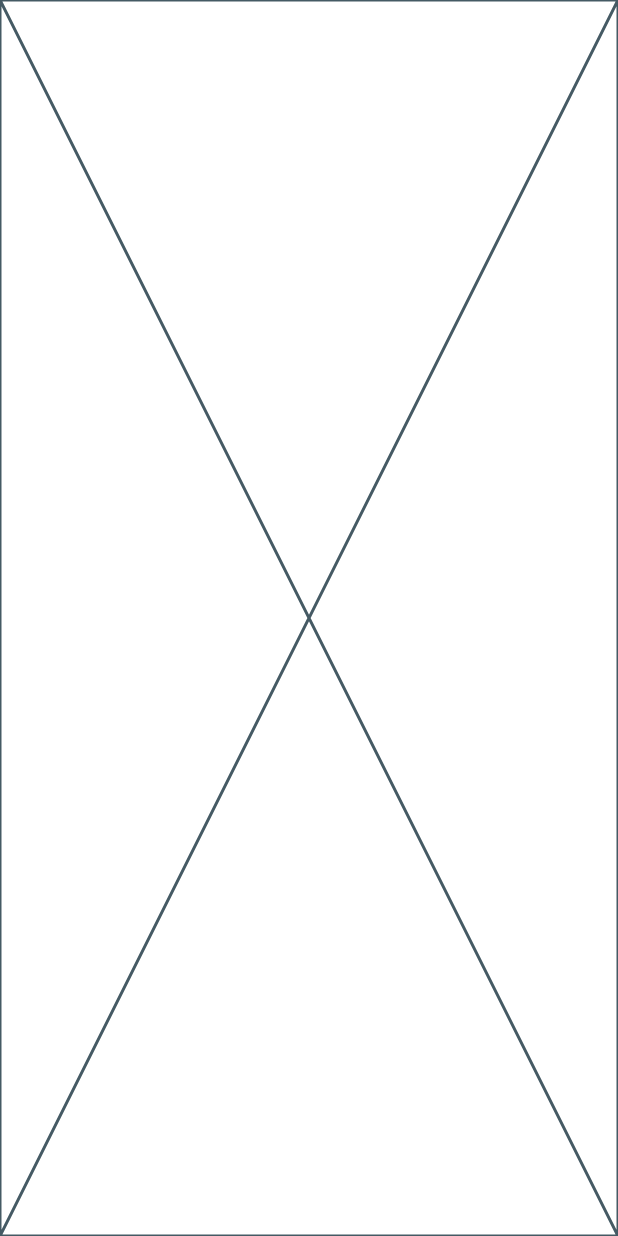
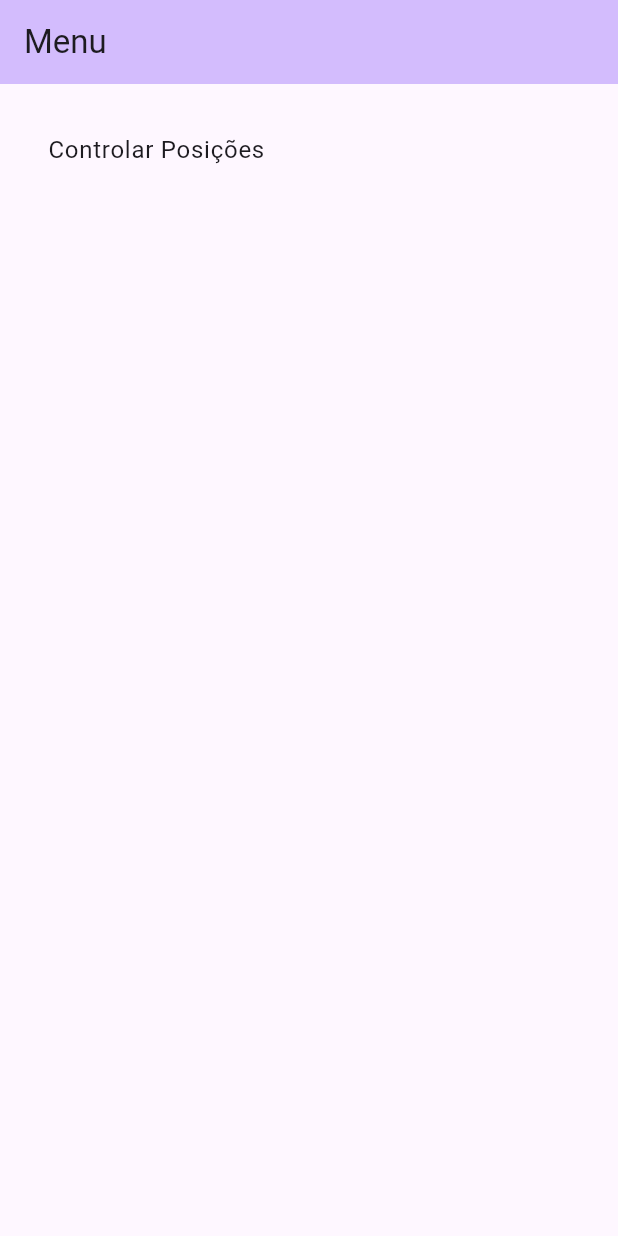
Before and after one commit to ceduardolima/robo_blu, a Flutter app: the screen it shows after launch, on a phone screen of 412 x 824 dp. Run offline on Flutter 3.47's test engine with Material 3 defaults, Android fonts, the light colour scheme and no system bars; our stand-ins replace flutter_form_builder.

Commit message:
Criando layout básico

```diff
--- a/lib/main.dart
+++ b/lib/main.dart
@@ -1,5 +1,5 @@
 import 'package:flutter/material.dart';
-import 'package:r_link/pages/direct_kine/directKinematicPage.dart';
+import 'package:r_link/pages/main_page.dart';
 
 void main() {
   runApp(const MyApp());
@@ -17,7 +17,7 @@ class MyApp extends StatelessWidget {
         colorScheme: ColorScheme.fromSeed(seedColor: Colors.deepPurple),
         useMaterial3: true,
       ),
-      home: const DirectKinematic(),
+      home: const MainPage(),
     );
   }
 }
--- /dev/null
+++ b/lib/mock/robot_mock.dart
@@ -0,0 +1,12 @@
+import 'package:r_link/domain/links/link.dart';
+import 'package:r_link/domain/links/r_link.dart';
+import 'package:r_link/domain/robot/robot.dart';
+import 'package:r_link/domain/utils/bound.dart';
+final List<Link> links = [
+  RLink(d: 2.5, a: 0, alpha: -90, bound: Bound(lower: 0, upper: 180)),
+  RLink(d: 0, a: 8.5, alpha: 0, bound: Bound(lower: 10, upper: 45)),
+  RLink(d: 0, a: 8.5, alpha: 90, bound: Bound(lower: 0, upper: 50)),
+];
+
+final Robot robot =
+    Robot(name: "Robo 1", initialPosition: [80, 45, 45], links: links);
--- a/lib/pages/direct_kine/directKinematicPage.dart
+++ /dev/null
@@ -1,11 +0,0 @@
-
-import 'package:flutter/material.dart';
-
-class DirectKinematic extends StatelessWidget {
-  const DirectKinematic({super.key});
-
-  @override
-  Widget build(BuildContext context) {
-    return const Placeholder();
-  }
-}
--- /dev/null
+++ b/lib/pages/main_page.dart
@@ -0,0 +1,39 @@
+import 'package:flutter/material.dart';
+import 'package:r_link/mock/robot_mock.dart';
+import 'package:r_link/pages/control_position/control_positions.dart';
+
+class MainPage extends StatelessWidget {
+  const MainPage({super.key});
+
+  @override
+  Widget build(BuildContext context) {
+    return Scaffold(
+      appBar: AppBar(
+        title: const Text("Menu"),
+        backgroundColor: Theme.of(context).colorScheme.inversePrimary,
+      ),
+      body: Padding(
+        padding: const EdgeInsets.all(16),
+        child: Column(
+          crossAxisAlignment: CrossAxisAlignment.stretch,
+          children: [
+            GestureDetector(
+              onTap: () {
+                Navigator.push(
+                    context,
+                    MaterialPageRoute(
+                      builder: (context) => ControlPositionsPage(robot: robot,),
+                    ));
+              },
+              child: Container(
+                child: ListTile(
+                  title: Text("Controlar Posições"),
+                ),
+              ),
+            )
+          ],
+        ),
+      ),
+    );
+  }
+}
```
Also changed, not shown: lib/domain/robot/robot.dart (+4 -23 lines), lib/domain/robot/robot_position.dart (+8 -1 lines), lib/domain/utils/bound.dart (+7 -4 lines), lib/pages/control_position/control_positions.dart (added, +94 -0 lines), lib/widgets/dialogs/add_position_page.dart (added, +59 -0 lines), lib/widgets/textFields/defaultTextField.dart (added, +31 -0 lines), lib/widgets/textFields/link_text_field.dart (added, +43 -0 lines), pubspec.yaml (+1 -10 lines), pubspec.lock, 2 other files.
